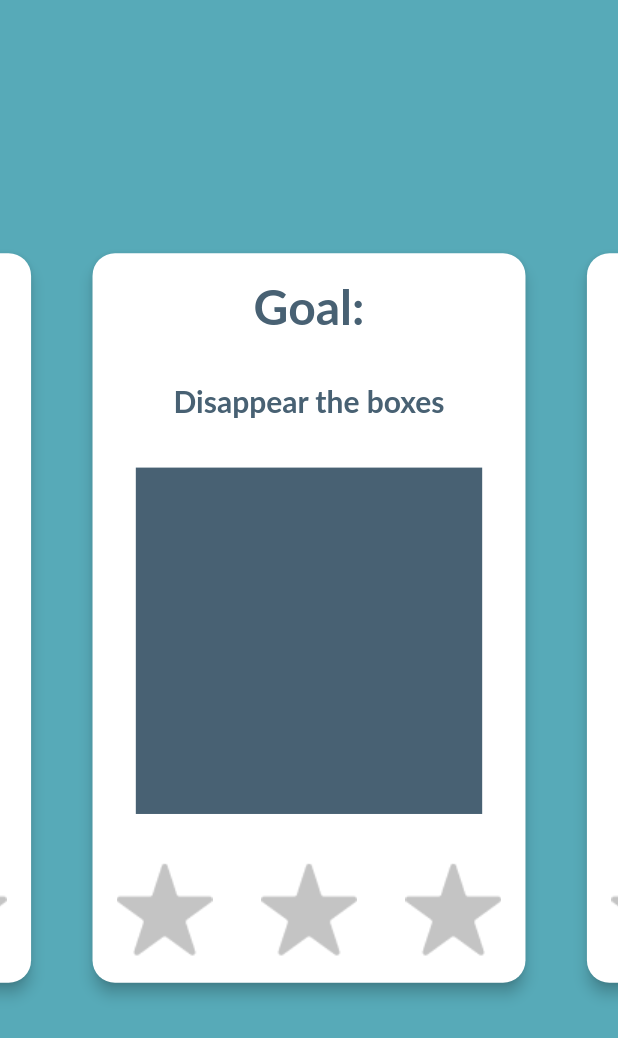
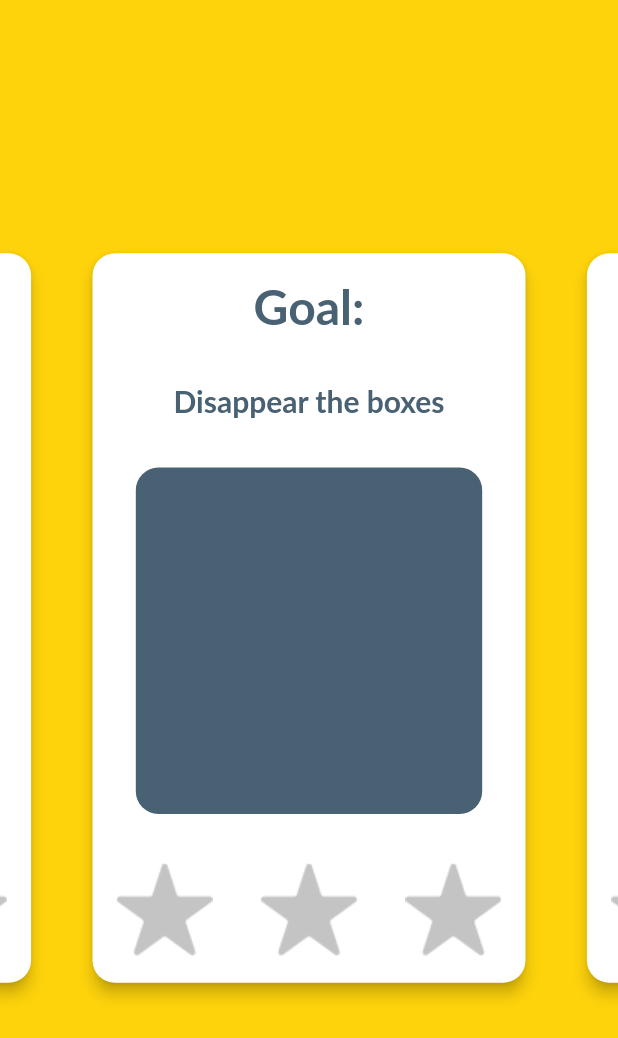
Before and after one commit to AlabasterAxe/color_game, a Flutter app: the WorldMapView screen opened directly, swiped to page 2, on a phone screen of 412 x 824 dp. Shown: the top 1038 px of the screen. Run offline on Flutter 3.47's test engine with Material 2 defaults, Android fonts, the phone set to English and light mode, and no system bars; our stand-ins replace audioplayers, firebase_analytics, firebase_core, google_fonts, google_mobile_ads, shared_preferences and 1 more; accounts and stored records are empty; Roboto replaces fonts that are missing (Lato).

Commit message:
background color

```diff
--- a/lib/constants.dart
+++ b/lib/constants.dart
@@ -14,8 +14,10 @@ const YELLOW_COLOR = Color(0xffFED30B);
 const GREEN_COLOR = Color(0xff9CC405);
 const BLUE_COLOR = Color(0xff5099B0);
 
+BorderRadiusGeometry cardBorderRadius = BorderRadius.circular(15.0);
+
 ShapeBorder CARD_SHAPE = RoundedRectangleBorder(
-  borderRadius: BorderRadius.circular(15.0),
+  borderRadius: cardBorderRadius,
 );
 
 const List<Color> COLORS = [
--- a/lib/views/world-map-view.dart
+++ b/lib/views/world-map-view.dart
@@ -2,48 +2,48 @@ import 'package:flutter/material.dart';
 import 'package:flutter/widgets.dart';
 
 import '../constants.dart';
+import '../model.dart';
 
 class WorldMapView extends StatefulWidget {
-  WorldMapView({Key? key}) : super(key: key);
+  final List<ColorGameConfig> configs;
+  WorldMapView(
+      {Key? key,
+      this.configs = const [
+        ColorGameConfig(),
+        ColorGameConfig(),
+        ColorGameConfig(),
+      ]})
+      : super(key: key);
 
   @override
   _WorldMapViewState createState() => _WorldMapViewState();
 }
 
+class WorldMapItem {
+  ColorGameConfig gameConfig;
+  Color backgroundColor;
+  WorldMapItem({
+    this.gameConfig = const ColorGameConfig(),
+    this.backgroundColor = Colors.black,
+  });
+}
+
 class _WorldMapViewState extends State<WorldMapView>
     with SingleTickerProviderStateMixin {
   PageController _pageController = PageController(viewportFraction: .8);
-  late Animation<Color?> backgroundColor;
+  late List<WorldMapItem> _items;
 
   @override
   void initState() {
     super.initState();
-    AnimationController swipingAnimationController =
-        AnimationController(vsync: this);
-    _pageController.addListener(() {
-      if (_pageController.page != null) {
-        swipingAnimationController.value = _pageController.page! / 3;
-      }
-    });
-
-    backgroundColor = TweenSequence<Color?>(
-      [
-        TweenSequenceItem(
-          weight: 1.0,
-          tween: ColorTween(
-            begin: Colors.orangeAccent,
-            end: Colors.lightBlue,
-          ),
-        ),
-        TweenSequenceItem(
-          weight: 1.0,
-          tween: ColorTween(
-            begin: Colors.lightBlue,
-            end: Colors.green,
-          ),
-        ),
-      ],
-    ).animate(swipingAnimationController);
+    _items = widget.configs
+        .asMap()
+        .entries
+        .map((entry) => WorldMapItem(
+              gameConfig: entry.value,
+              backgroundColor: COLORS[entry.key % COLORS.length],
+            ))
+        .toList();
   }
 
   @override
@@ -51,8 +51,15 @@ class _WorldMapViewState extends State<WorldMapView>
     return AnimatedBuilder(
         animation: _pageController,
         builder: (context, snapshot) {
+          double pageValue =
+              _pageController.hasClients ? _pageController.page ?? 0 : 0;
+          int prevPage = pageValue.floor();
+          int nextPage = pageValue.ceil();
+          double pageLerp = pageValue - prevPage;
+
           return Scaffold(
-              backgroundColor: backgroundColor.value,
+              backgroundColor: Color.lerp(_items[prevPage].backgroundColor,
+                  _items[nextPage].backgroundColor, pageLerp),
               body: PageView.builder(
                   itemCount: 3,
                   itemBuilder: (context, page) {
@@ -80,10 +87,14 @@ class _WorldMapViewState extends State<WorldMapView>
                                       aspectRatio: 1,
                                       child: GestureDetector(
                                         onTap: () {
-                                          Navigator.pushNamed(context, "/game");
+                                          Navigator.pushNamed(context, "/game",
+                                              arguments: _items[page.floor()]
+                                                  .gameConfig);
                                         },
                                         child: Container(
-                                            color: BOARD_BACKGROUND_COLOR),
+                                            decoration: BoxDecoration(
+                                                borderRadius: cardBorderRadius,
+                                                color: BOARD_BACKGROUND_COLOR)),
                                       ),
                                     ),
                                   ),
```
